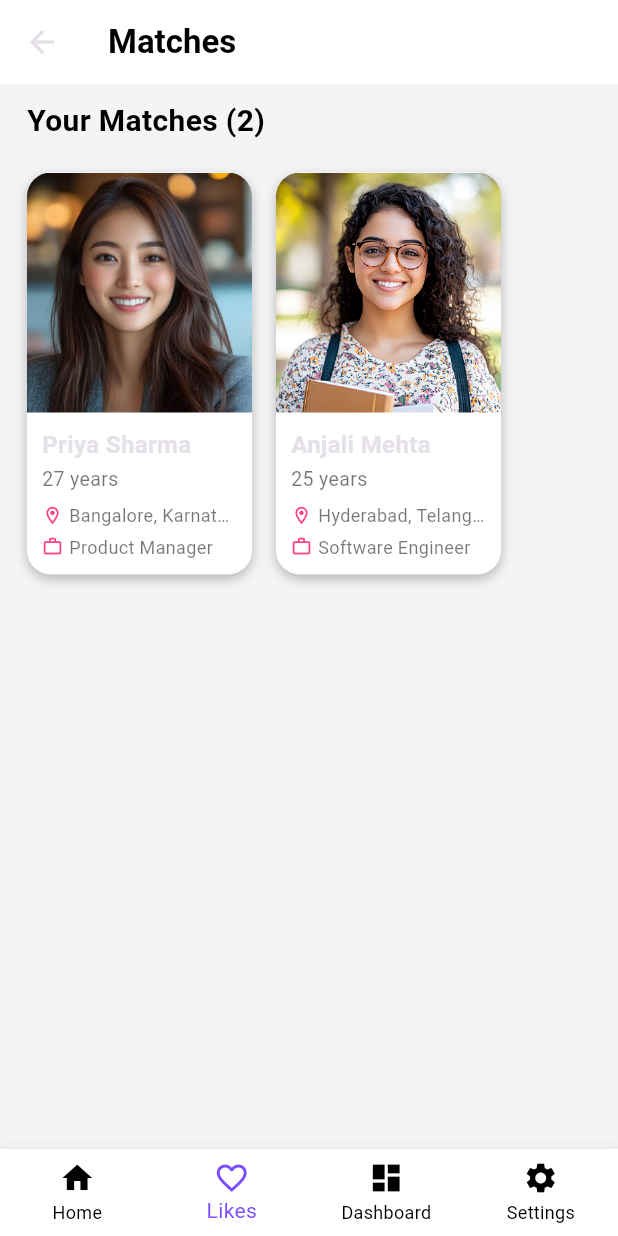
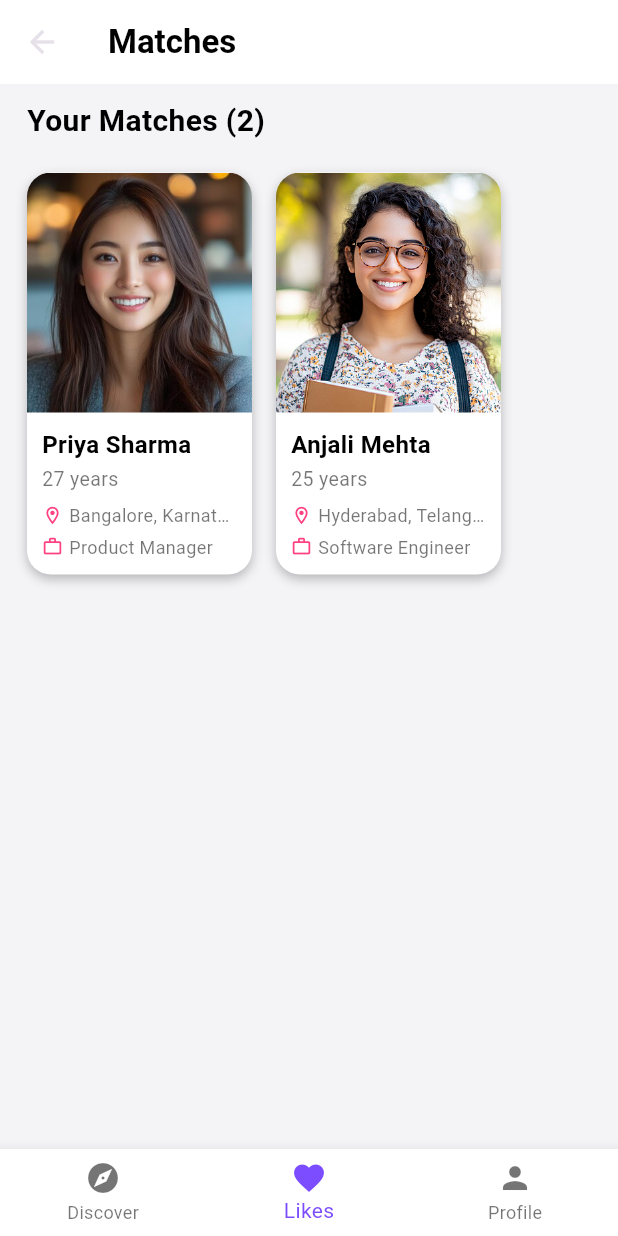
Before and after one commit to kushagra0333/Bandhan, a Flutter app: the LikesPage screen opened by its route, on a phone screen of 412 x 824 dp. Run offline on Flutter 3.47's test engine with Material 3 defaults, Android fonts, the light colour scheme and no system bars.

Commit message:
change text xolor in likes and change icons in navbar

```diff
--- a/lib/components/navbar.dart
+++ b/lib/components/navbar.dart
@@ -16,9 +16,6 @@ class BottomNavBar extends StatelessWidget {
       case 2:
         Navigator.pushReplacementNamed(context, '/dashboard');
         break;
-      case 3:
-        Navigator.pushReplacementNamed(context, '/settings');
-        break;
     }
   }
 
@@ -30,14 +27,21 @@ class BottomNavBar extends StatelessWidget {
       onTap: (index) => _onItemTapped(context, index),
       backgroundColor: Colors.white,
       selectedItemColor: Colors.deepPurpleAccent,
-      unselectedItemColor: Colors.black,
+      unselectedItemColor: Colors.black54,
       showUnselectedLabels: true,
       items: const [
-        BottomNavigationBarItem(icon: Icon(Icons.home), label: 'Home'),
         BottomNavigationBarItem(
-            icon: Icon(Icons.favorite_border), label: 'Likes'),
-        BottomNavigationBarItem(icon: Icon(Icons.dashboard), label: 'Dashboard'),
-        BottomNavigationBarItem(icon: Icon(Icons.settings), label: 'Settings'),
+          icon: Icon(Icons.explore),
+          label: 'Discover',
+        ),
+        BottomNavigationBarItem(
+          icon: Icon(Icons.favorite),
+          label: 'Likes',
+        ),
+        BottomNavigationBarItem(
+          icon: Icon(Icons.person),
+          label: 'Profile',
+        ),
       ],
     );
   }
--- a/lib/main.dart
+++ b/lib/main.dart
@@ -4,7 +4,6 @@ import './pages/signup.dart';
 import './pages/dashboard.dart';
 import './pages/home.dart';
 import './pages/likes.dart';
-import './pages/settings.dart';
 
 void main() {
   runApp(const MyApp());
@@ -26,7 +25,6 @@ class MyApp extends StatelessWidget {
         '/home': (context) => const HomePage(),
         '/likes': (context) => const LikesPage(),
         '/dashboard': (context) => const DashboardPage(),
-        '/settings': (context) => const SettingsPage(),
       },
     );
   }
--- a/lib/pages/likes.dart
+++ b/lib/pages/likes.dart
@@ -122,6 +122,7 @@ class LikesPage extends StatelessWidget {
                     style: const TextStyle(
                       fontSize: 16,
                       fontWeight: FontWeight.w700,
+                      color:Colors.black,
                     ),
                   ),
                   const SizedBox(height: 2),
```
Also changed, not shown: lib/pages/settings.dart (deleted, +0 -23 lines).
